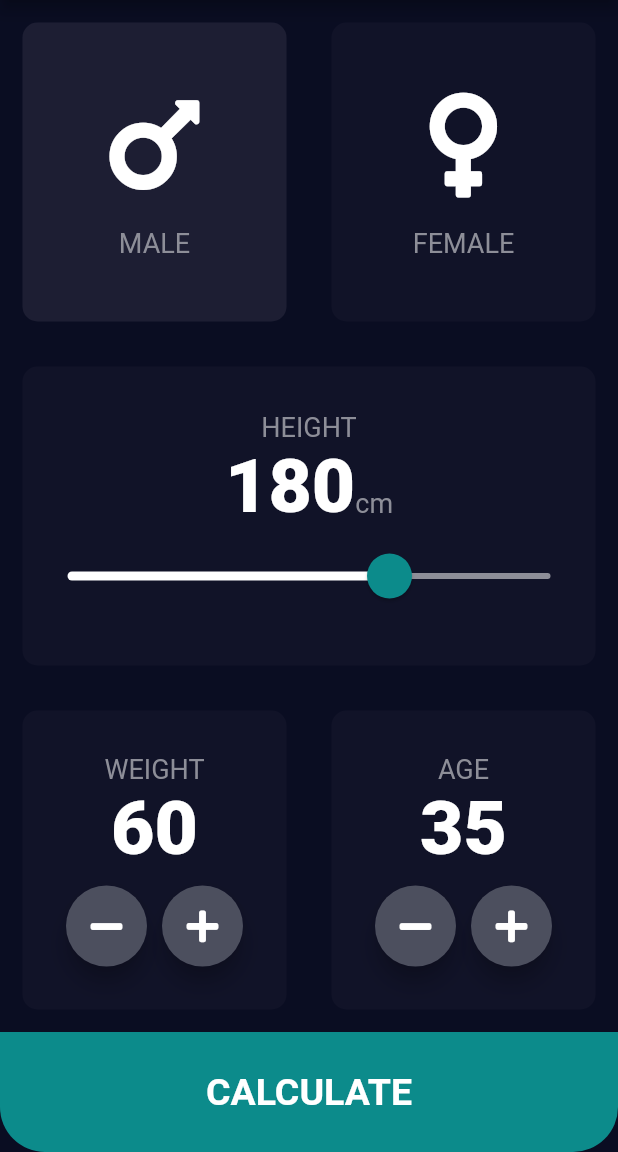
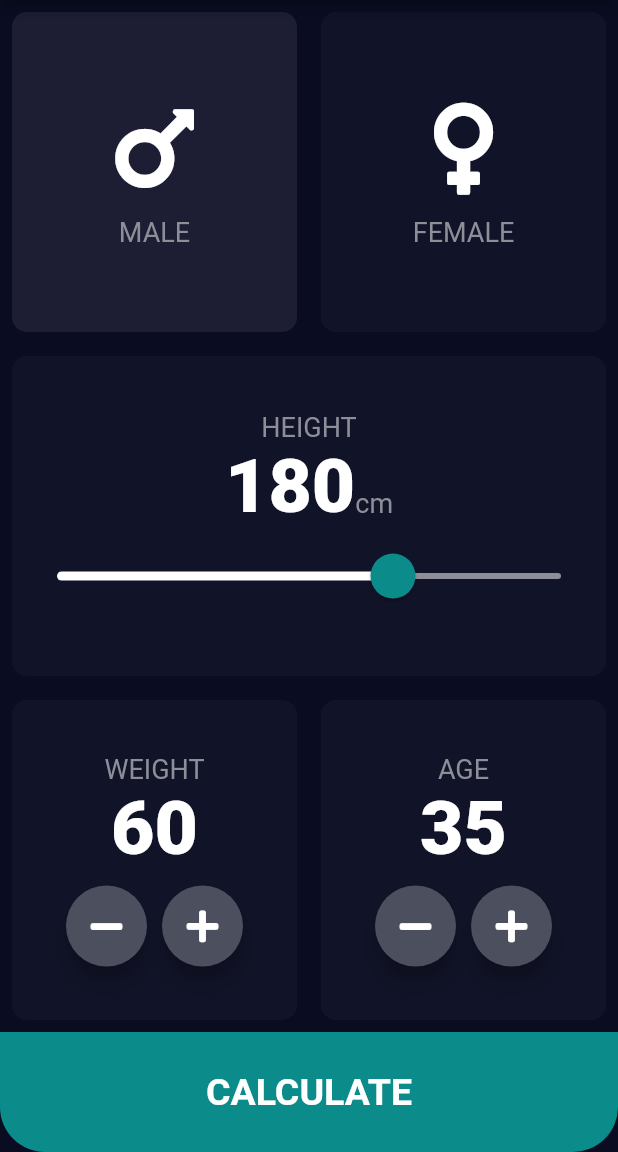
Before and after one commit to kawaiiyoshiyuki/bmi, a Flutter app: the screen it shows after launch, on a phone screen of 412 x 824 dp, the part 84-1236 px from its top. Run offline on Flutter 3.47's test engine with Material 2 defaults, Android fonts, the phone set to English and light mode, and no system bars; our stand-ins replace font_awesome_flutter.

Commit message:
fix overflow

```diff
--- a/lib/components/card_content.dart
+++ b/lib/components/card_content.dart
@@ -18,10 +18,10 @@ class CardChild extends StatelessWidget {
         children: [
           Icon(
             selectedIcon,
-            size: 80.0,
+            size: 70.0,
             color: Colors.white,
           ),
-          SizedBox(height: 15.0),
+          SizedBox(height: 10.0),
           Text(label, style: kLabelTextStyle),
         ],
       ),
--- a/lib/components/reusable_card.dart
+++ b/lib/components/reusable_card.dart
@@ -10,7 +10,7 @@ class ReusableCard extends StatelessWidget {
   Widget build(BuildContext context) {
     return Container(
       child: cardChild,
-      margin: EdgeInsets.all(15.0),
+      margin: EdgeInsets.all(8.0),
       decoration: BoxDecoration(
         borderRadius: BorderRadius.circular(10.0),
         color: color,
```
